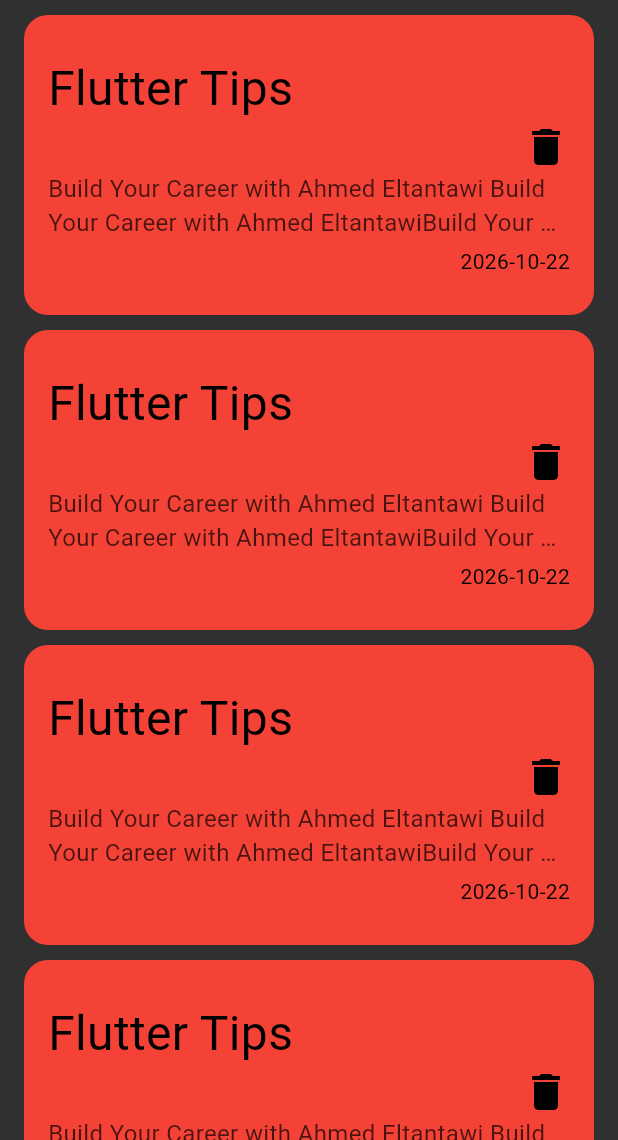
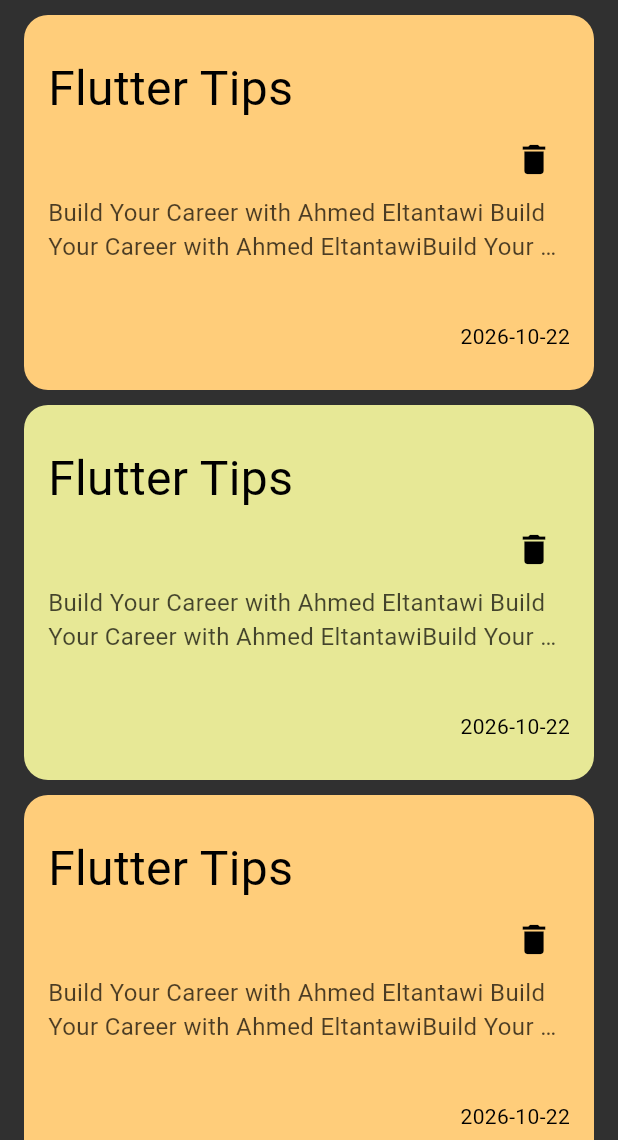
Before and after one commit to ahmed-eltantawi/note_app, a Flutter app: the screen it shows after launch, on a phone screen of 412 x 824 dp, the part 96-1236 px from its top. Run offline on Flutter 3.47's test engine with Material 3 defaults, Android fonts, the phone set to English and light mode, and no system bars.

Commit message:
Refactor HomeView and NoteCardWidget for improved layout and color handling

```diff
--- a/lib/views/home_view/home_view.dart
+++ b/lib/views/home_view/home_view.dart
@@ -7,12 +7,12 @@
 
   @override
   Widget build(BuildContext context) {
-    return const Scaffold(
+    return Scaffold(
       body: Column(
         children: [
-          SizedBox(height: 30),
-          HomeViewAppBar(),
-          SizedBox(height: 10),
+          const SizedBox(height: 30),
+          const HomeViewAppBar(),
+          const SizedBox(height: 10),
 
           Expanded(child: HomeViewBody()),
         ],
--- a/lib/views/home_view/widgets/home_view_body.dart
+++ b/lib/views/home_view/widgets/home_view_body.dart
@@ -2,8 +2,8 @@
 import 'package:note_app_local_data_base/views/home_view/widgets/note_card_widget.dart';
 
 class HomeViewBody extends StatelessWidget {
-  const new({super.key});
-
+  new({super.key});
+  final List<Color> cardColorList = [Color(0xffFFCD7A), Color(0xffE7E896)];
   @override
   Widget build(BuildContext context) {
     return Padding(
@@ -18,6 +18,7 @@
                 title: 'Flutter Tips',
                 subTitle: 'Build Your Career with Ahmed Eltantawi Build Your Career with Ahmed EltantawiBuild Your Career with Ahmed Eltantawi',
                 date: DateTime.now(),
+                backgroundColor: cardColorList[(index % cardColorList.length)],
               ),
               const SizedBox(height: 10),
             ],
--- a/lib/views/home_view/widgets/note_card_widget.dart
+++ b/lib/views/home_view/widgets/note_card_widget.dart
@@ -6,32 +6,48 @@
     required this.title,
     required this.subTitle,
     required this.date,
+    required this.backgroundColor,
   });
   final String title;
   final String subTitle;
   final DateTime date;
+  final Color backgroundColor;
 
   @override
   Widget build(BuildContext context) {
     return InkWell(
       onTap: () {},
+      // container
       child: Container(
         decoration: BoxDecoration(
-          color: Colors.red,
+          color: backgroundColor,
           borderRadius: .circular(16),
         ),
-        height: 200,
+        height: 250,
         width: double.infinity,
         child: Padding(
           padding: const EdgeInsets.symmetric(horizontal: 16, vertical: 26),
-          child: Column(
+          child:
+              // ====== Content =========
+              Column(
                 crossAxisAlignment: .start,
                 children: [
-              Text(title, style: TextStyle(color: Colors.black, fontSize: 32)),
+                  // -- title--
+                  Text(
+                    title,
+                    style: TextStyle(color: Colors.black, fontSize: 32),
+                  ),
+
+                  // -- delete icon --
                   Align(
-                alignment: .centerRight,
-                child: Icon(Icons.delete, color: Colors.black, size: 32),
+                    alignment: .topRight,
+                    child: IconButton(
+                      icon: Icon(Icons.delete, color: Colors.black, size: 26),
+                      onPressed: () {},
                     ),
+                  ),
+
+                  // -- sub title --
                   Opacity(
                     opacity: 0.7,
                     child: SizedBox(
@@ -46,6 +62,8 @@
                   ),
 
                   Spacer(),
+
+                  // -- date time --
                   Align(
                     alignment: .centerRight,
                     child: Text(
```
Lines whose indentation alone changed are shown as unchanged.
